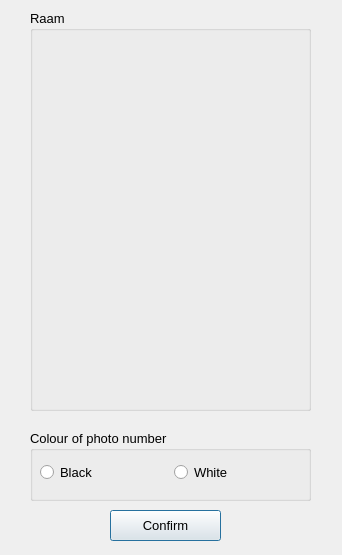
Qt form UI/QtDes/RaamSettings.ui (GoGoGadgetGitHub/Klasfotos-Raam) before a commit.
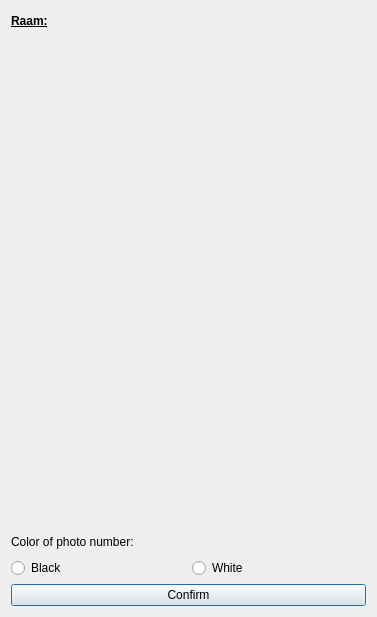
The same form after that commit.

The edit to the form file:
```diff
--- a/UI/QtDes/RaamSettings.ui
+++ b/UI/QtDes/RaamSettings.ui
@@ -6,110 +6,75 @@
    <rect>
     <x>0</x>
     <y>0</y>
-    <width>342</width>
-    <height>555</height>
+    <width>377</width>
+    <height>617</height>
    </rect>
   </property>
-  <property name="font">
-   <font>
-    <pointsize>10</pointsize>
-   </font>
-  </property>
   <property name="windowTitle">
    <string>Raam Settings</string>
   </property>
-  <widget class="QGroupBox" name="groupBox_3">
-   <property name="geometry">
-    <rect>
-     <x>30</x>
-     <y>10</y>
-     <width>281</width>
-     <height>401</height>
-    </rect>
+  <layout class="QGridLayout" name="gridLayout">
+   <item row="3" column="1">
+    <widget class="QRadioButton" name="rbtWhite">
+     <property name="text">
+      <string>White</string>
+     </property>
+    </widget>
+   </item>
+   <item row="0" column="0" colspan="2">
+    <widget class="QLabel" name="label">
+     <property name="maximumSize">
+      <size>
+       <width>16777215</width>
+       <height>20</height>
+      </size>
    </property>
    <property name="font">
     <font>
-     <pointsize>10</pointsize>
-     <weight>50</weight>
-     <bold>false</bold>
-    </font>
-   </property>
-   <property name="title">
-    <string>Raam</string>
-   </property>
+       <bold>true</bold>
+       <underline>true</underline>
+      </font>
+     </property>
+     <property name="text">
+      <string>Raam:</string>
+     </property>
+    </widget>
+   </item>
+   <item row="4" column="0" colspan="2">
+    <widget class="QPushButton" name="btnConfirm">
+     <property name="text">
+      <string>Confirm</string>
+     </property>
+    </widget>
+   </item>
+   <item row="1" column="0" colspan="2">
    <widget class="QLabel" name="imgPreview">
-    <property name="geometry">
-     <rect>
-      <x>10</x>
-      <y>30</y>
-      <width>261</width>
-      <height>361</height>
-     </rect>
-    </property>
     <property name="text">
      <string/>
     </property>
    </widget>
-  </widget>
-  <widget class="QGroupBox" name="groupBox">
-   <property name="geometry">
-    <rect>
-     <x>30</x>
-     <y>430</y>
-     <width>281</width>
-     <height>71</height>
-    </rect>
-   </property>
-   <property name="title">
-    <string>Colour of photo number</string>
-   </property>
-   <widget class="QWidget" name="horizontalLayoutWidget">
-    <property name="geometry">
-     <rect>
-      <x>10</x>
-      <y>30</y>
-      <width>261</width>
-      <height>26</height>
-     </rect>
-    </property>
-    <layout class="QHBoxLayout" name="horizontalLayout">
-     <item>
+   </item>
+   <item row="2" column="0" colspan="2">
+    <widget class="QLabel" name="label_3">
+     <property name="maximumSize">
+      <size>
+       <width>16777215</width>
+       <height>20</height>
+      </size>
+     </property>
+     <property name="text">
+      <string>Color of photo number:</string>
+     </property>
+    </widget>
+   </item>
+   <item row="3" column="0">
       <widget class="QRadioButton" name="rbtBalck">
        <property name="text">
         <string>Black</string>
        </property>
       </widget>
      </item>
-     <item>
-      <widget class="QRadioButton" name="rbtWhite">
-       <property name="text">
-        <string>White</string>
-       </property>
-      </widget>
-     </item>
-    </layout>
-   </widget>
-  </widget>
-  <widget class="QPushButton" name="btnConfirm">
-   <property name="geometry">
-    <rect>
-     <x>110</x>
-     <y>510</y>
-     <width>111</width>
-     <height>31</height>
-    </rect>
-   </property>
-   <property name="font">
-    <font>
-     <pointsize>10</pointsize>
-     <weight>50</weight>
-     <bold>false</bold>
-    </font>
-   </property>
-   <property name="text">
-    <string>Confirm</string>
-   </property>
-  </widget>
+  </layout>
  </widget>
  <resources/>
  <connections/>
```
Left out of the diff: 6 changed lines with no effect on the pictures. Lines whose indentation alone changed are shown as unchanged.
